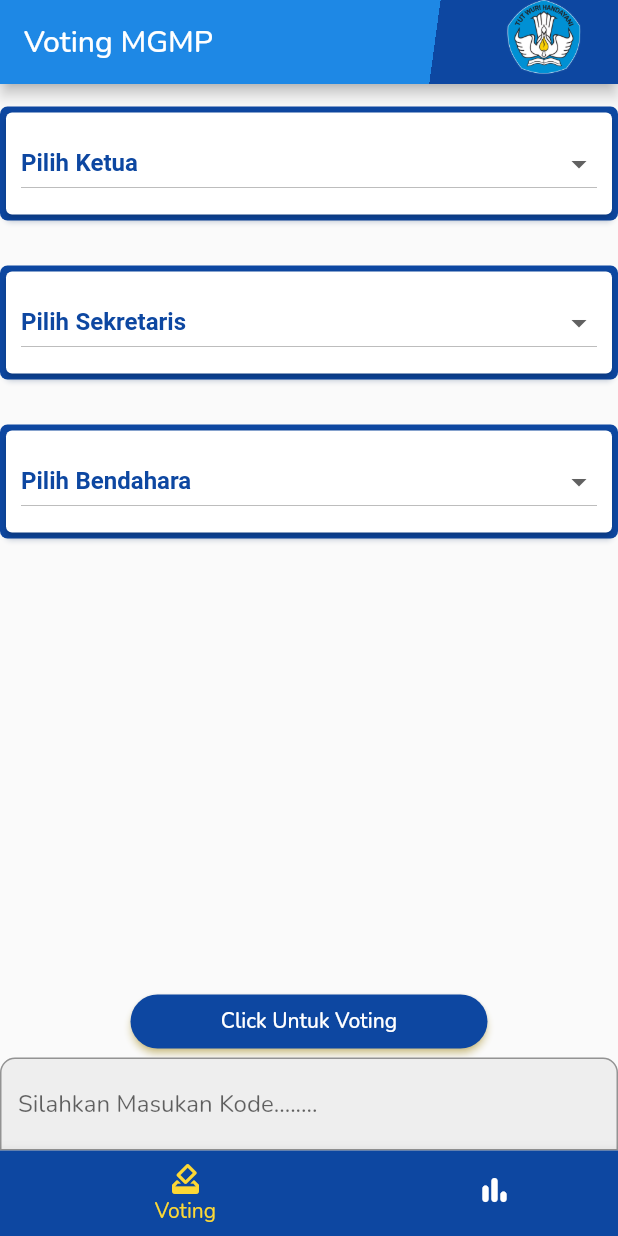
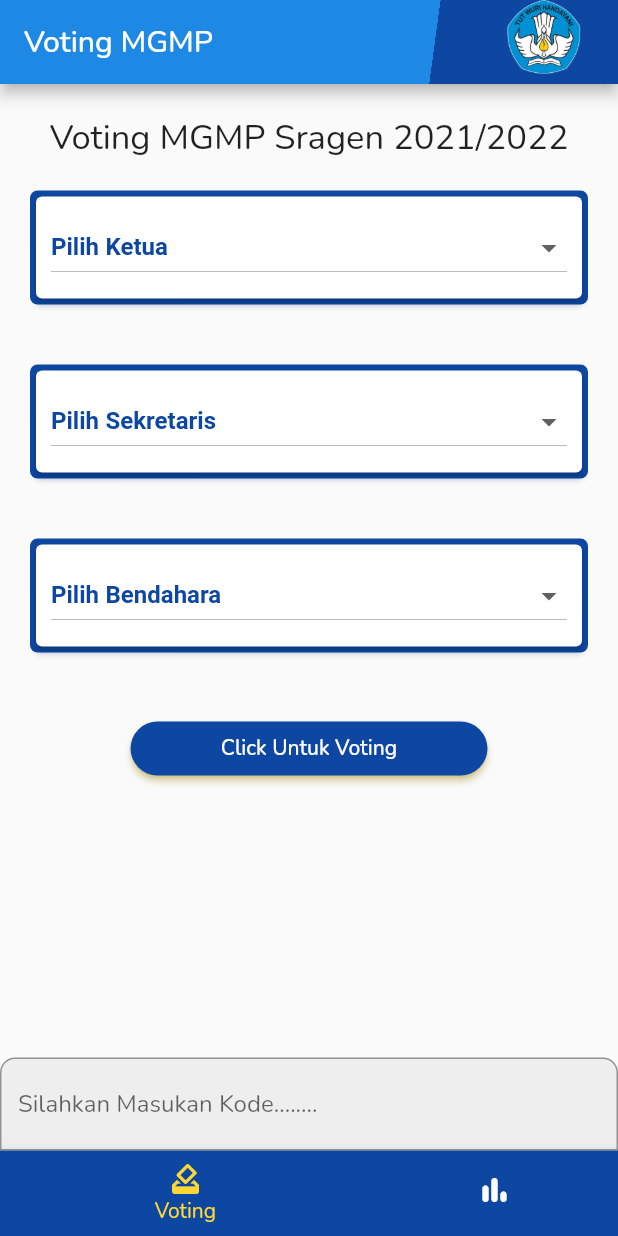
Before and after one commit to embrom/mgmp, a Flutter app: the screen it shows after launch, on a phone screen of 412 x 824 dp. Run offline on Flutter 3.47's test engine with Material 2 defaults, Android fonts, the phone set to English and light mode, and no system bars; our stand-ins replace cloud_firestore, firebase_core, google_fonts; accounts and stored records are empty.

Commit message:
initial commit

```diff
--- a/lib/drowp_down.dart
+++ b/lib/drowp_down.dart
@@ -39,7 +39,7 @@ class DropDown extends StatelessWidget {
       }
 
       return Container(
-        margin: EdgeInsets.only(bottom: 15,top: 15),decoration: BoxDecoration(
+        margin: EdgeInsets.all(20),decoration: BoxDecoration(
                   color: Colors.blue.shade900,
                   borderRadius: BorderRadius.only(bottomLeft: Radius.circular(5), bottomRight: Radius.circular(5),
                       topLeft: Radius.circular(5),
--- a/lib/klasmen.dart
+++ b/lib/klasmen.dart
@@ -128,7 +128,7 @@ Widget _loading()=>Flexible(
                 topRight: Radius.circular(20),
                 bottomLeft: Radius.circular(20),
                 bottomRight: Radius.circular(20))),
-        height: MediaQuery.of(context).size.height * 0.23,
+        height: MediaQuery.of(context).size.height * 0.2,
         child: Card(
           shape: RoundedRectangleBorder(
               borderRadius: BorderRadius.only(
@@ -137,7 +137,7 @@ Widget _loading()=>Flexible(
                   bottomLeft: Radius.circular(20),
                   bottomRight: Radius.circular(20))),
           child: Column(
-            crossAxisAlignment: CrossAxisAlignment.center,mainAxisAlignment: MainAxisAlignment.spaceAround,
+            crossAxisAlignment: CrossAxisAlignment.center,
             children: [
               Center(
                 child: Text(
--- a/lib/realtime.dart
+++ b/lib/realtime.dart
@@ -17,8 +17,7 @@ class RealTime extends StatelessWidget {
                   color: Colors.blue,
                   backgroundColor: Colors.blue.shade900,
                 ))
-              : Scrollbar(
-                child: SingleChildScrollView(
+              : SingleChildScrollView(
                   child: Column(
                     children: snapshot.data!.docs.map(
                       (e) {
@@ -28,7 +27,6 @@ class RealTime extends StatelessWidget {
                     ).toList(),
                   ),
                 ),
-              ),
     );
   }
 }
--- a/lib/realtime_widet.dart
+++ b/lib/realtime_widet.dart
@@ -27,7 +27,7 @@ class _RealTimeWidetState extends State<RealTimeWidet>
             .snapshots(),
         builder: (context, ketua) {
           if (ketua.connectionState == ConnectionState.waiting) {
-            return Text('$path: -');
+            return Text('$path: ---');
           }
 
           if (formasi == 'K') {
--- a/lib/vote_screen.dart
+++ b/lib/vote_screen.dart
@@ -19,8 +19,51 @@ class _VoteScreenState extends State<VoteScreen> {
     return Scaffold(
         floatingActionButtonAnimator: FloatingActionButtonAnimator.scaling,
         floatingActionButtonLocation: FloatingActionButtonLocation.centerDocked,
-        floatingActionButton: Column(mainAxisAlignment: MainAxisAlignment.end,
-          children: [ ElevatedButton(
+        floatingActionButton: Container(
+          decoration: BoxDecoration(
+              color: Colors.grey.shade200,
+              borderRadius: BorderRadius.only(
+                  topLeft: Radius.circular(10), topRight: Radius.circular(10))),
+          child: TextField(
+            controller: _controller,
+            keyboardType: TextInputType.number,
+            textAlign: TextAlign.center,
+            decoration: InputDecoration(
+                border: OutlineInputBorder(
+                    gapPadding: 2,
+                    borderRadius: BorderRadius.only(
+                        topLeft: Radius.circular(10),
+                        topRight: Radius.circular(10))),
+                alignLabelWithHint: true,
+                labelText: 'Silahkan Masukan Kode........',
+                hintText: 'dd/mm/yyyy || cth: 25012005',
+                labelStyle: TextStyle()),
+            onChanged: (s) {
+              setState(() {
+                if (s.isNotEmpty) {
+                  kode = int.parse(s);
+                }
+              });
+            },
+          ),
+        ),
+        body: Wrap(
+          crossAxisAlignment: WrapCrossAlignment.center,
+          alignment: WrapAlignment.center,
+
+          children: [
+            Container(
+                margin: EdgeInsets.only(top: 20),
+                child: Text(
+                  'Voting MGMP Sragen 2021/2022',
+                  style: TextStyle(fontSize: 23),
+                )),
+            DropDown('Ketua'),
+            DropDown('Sekretaris'),
+            DropDown('Bendahara'),
+            Container(
+              margin: EdgeInsets.only(top: 20),
+              child: ElevatedButton(
                   style: ButtonStyle( shadowColor:   MaterialStateProperty.all(Colors.yellow.shade600),
                       shape: MaterialStateProperty.all(
                         RoundedRectangleBorder(
@@ -50,46 +93,7 @@ class _VoteScreenState extends State<VoteScreen> {
                       textAlign: TextAlign.center,
                     ),
                   )),
-            Container(
-              decoration: BoxDecoration(
-                  color: Colors.grey.shade200,
-                  borderRadius: BorderRadius.only(
-                      topLeft: Radius.circular(10), topRight: Radius.circular(10))),
-              child: TextField(
-                controller: _controller,
-                keyboardType: TextInputType.number,
-                textAlign: TextAlign.center,
-                decoration: InputDecoration(
-                    border: OutlineInputBorder(
-                        gapPadding: 2,
-                        borderRadius: BorderRadius.only(
-                            topLeft: Radius.circular(10),
-                            topRight: Radius.circular(10))),
-                    alignLabelWithHint: true,
-                    labelText: 'Silahkan Masukan Kode........',
-                    hintText: 'dd/mm/yyyy || cth: 25012005',
-                    labelStyle: TextStyle()),
-                onChanged: (s) {
-                  setState(() {
-                    if (s.isNotEmpty) {
-                      kode = int.parse(s);
-                    }
-                  });
-                },
             ),
-            ),
-          ],
-        ),
-        body: Wrap(
-          crossAxisAlignment: WrapCrossAlignment.center,
-          alignment: WrapAlignment.center,
-
-          children: [
-
-            DropDown('Ketua'),
-            DropDown('Sekretaris'),
-            DropDown('Bendahara'),
-
           ],
         ));
   }
```
Lines whose indentation alone changed are shown as unchanged.
